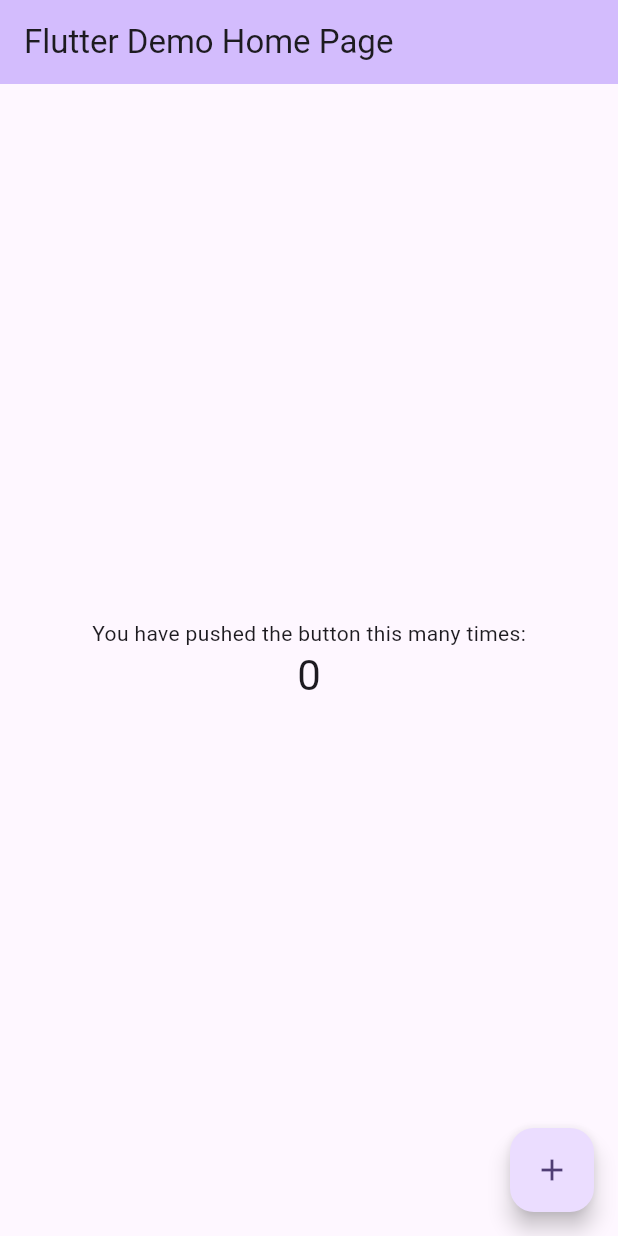
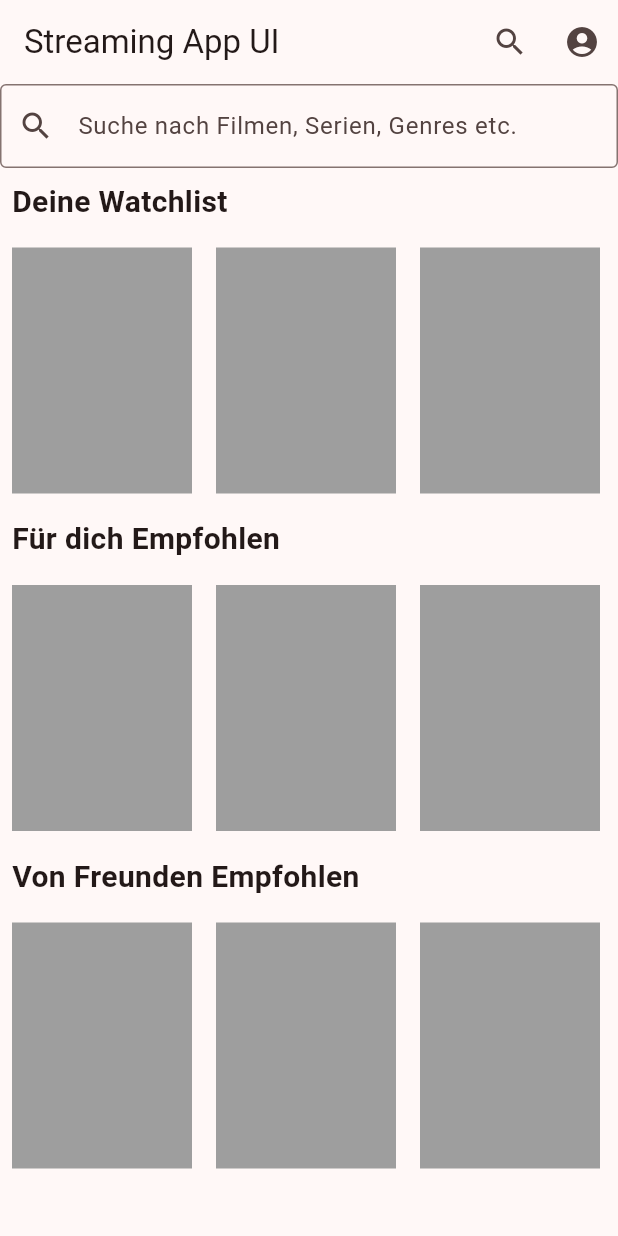
Before and after one commit to Chessosaurus/flashr_ui, a Flutter app: the screen it shows after launch, on a phone screen of 412 x 824 dp. Run offline on Flutter 3.47's test engine with Material 3 defaults, Android fonts, the phone set to English and light mode, and no system bars.

Commit message:
feat: Homepage

```diff
--- a/lib/main.dart
+++ b/lib/main.dart
@@ -28,98 +28,103 @@ class MyApp extends StatelessWidget {
         //
         // This works for code too, not just values: Most code changes can be
         // tested with just a hot reload.
-        colorScheme: ColorScheme.fromSeed(seedColor: Colors.deepPurple),
+        colorScheme: ColorScheme.fromSeed(seedColor: Colors.red),
+        visualDensity: VisualDensity.adaptivePlatformDensity,
         useMaterial3: true,
       ),
-      home: const MyHomePage(title: 'Flutter Demo Home Page'),
+      home: const MyHomePage(),
     );
   }
 }
 
-class MyHomePage extends StatefulWidget {
-  const MyHomePage({super.key, required this.title});
-
-  // This widget is the home page of your application. It is stateful, meaning
-  // that it has a State object (defined below) that contains fields that affect
-  // how it looks.
-
-  // This class is the configuration for the state. It holds the values (in this
-  // case the title) provided by the parent (in this case the App widget) and
-  // used by the build method of the State. Fields in a Widget subclass are
-  // always marked "final".
-
-  final String title;
-
-  @override
-  State<MyHomePage> createState() => _MyHomePageState();
-}
-
-class _MyHomePageState extends State<MyHomePage> {
-  int _counter = 0;
-
-  void _incrementCounter() {
-    setState(() {
-      // This call to setState tells the Flutter framework that something has
-      // changed in this State, which causes it to rerun the build method below
-      // so that the display can reflect the updated values. If we changed
-      // _counter without calling setState(), then the build method would not be
-      // called again, and so nothing would appear to happen.
-      _counter++;
-    });
-  }
+class MyHomePage extends StatelessWidget {
+  const MyHomePage({super.key});
 
   @override
   Widget build(BuildContext context) {
-    // This method is rerun every time setState is called, for instance as done
-    // by the _incrementCounter method above.
-    //
-    // The Flutter framework has been optimized to make rerunning build methods
-    // fast, so that you can just rebuild anything that needs updating rather
-    // than having to individually change instances of widgets.
     return Scaffold(
       appBar: AppBar(
-        // TRY THIS: Try changing the color here to a specific color (to
-        // Colors.amber, perhaps?) and trigger a hot reload to see the AppBar
-        // change color while the other colors stay the same.
-        backgroundColor: Theme.of(context).colorScheme.inversePrimary,
-        // Here we take the value from the MyHomePage object that was created by
-        // the App.build method, and use it to set our appbar title.
-        title: Text(widget.title),
+        title: const Text('Streaming App UI'),
+        actions: [
+          IconButton(
+            icon: const Icon(Icons.search),
+            onPressed: () {
+              // Suchfunktion
+            },
+          ),
+          IconButton(
+            icon: const Icon(Icons.account_circle),
+            onPressed: () {
+              // Nutzerprofil
+            },
+          )
+        ],
       ),
-      body: Center(
-        // Center is a layout widget. It takes a single child and positions it
-        // in the middle of the parent.
+      body: SingleChildScrollView(
         child: Column(
-          // Column is also a layout widget. It takes a list of children and
-          // arranges them vertically. By default, it sizes itself to fit its
-          // children horizontally, and tries to be as tall as its parent.
-          //
-          // Column has various properties to control how it sizes itself and
-          // how it positions its children. Here we use mainAxisAlignment to
-          // center the children vertically; the main axis here is the vertical
-          // axis because Columns are vertical (the cross axis would be
-          // horizontal).
-          //
-          // TRY THIS: Invoke "debug painting" (choose the "Toggle Debug Paint"
-          // action in the IDE, or press "p" in the console), to see the
-          // wireframe for each widget.
-          mainAxisAlignment: MainAxisAlignment.center,
           children: <Widget>[
-            const Text(
-              'You have pushed the button this many times:',
+            // Suchleiste
+            const TextField(
+              decoration: InputDecoration(
+                labelText: 'Suche nach Filmen, Serien, Genres etc.',
+                prefixIcon: Icon(Icons.search),
+                border: OutlineInputBorder(),
+              ),
             ),
-            Text(
-              '$_counter',
-              style: Theme.of(context).textTheme.headlineMedium,
-            ),
+            // Kategorien-Tabs
+            /*const TabBar(
+              tabs: [
+                Tab(text: 'Alle'),
+                Tab(text: 'Filme'),
+                Tab(text: 'Serien'),
+              ],
+            ),*/
+            // Film Listenansichten
+            CategorySection(title: 'Deine Watchlist'),
+            CategorySection(title: 'Für dich Empfohlen'),
+            CategorySection(title: 'Von Freunden Empfohlen'),
+            // Weitere Listen ...
           ],
         ),
       ),
-      floatingActionButton: FloatingActionButton(
-        onPressed: _incrementCounter,
-        tooltip: 'Increment',
-        child: const Icon(Icons.add),
-      ), // This trailing comma makes auto-formatting nicer for build methods.
     );
   }
 }
+
+class CategorySection extends StatelessWidget {
+  final String title;
+
+  CategorySection({required this.title});
+
+  @override
+  Widget build(BuildContext context) {
+    return Column(
+      crossAxisAlignment: CrossAxisAlignment.start,
+      children: <Widget>[
+        Padding(
+          padding: const EdgeInsets.all(8.0),
+          child: Text(
+            title,
+            style: const TextStyle(fontSize: 20, fontWeight: FontWeight.bold),
+          ),
+        ),
+        Container(
+          height: 180,
+          child: ListView.builder(
+            scrollDirection: Axis.horizontal,
+            itemCount: 10, // Hier die Anzahl der Elemente eintragen
+            itemBuilder: (context, index) {
+              return Padding(
+                padding: const EdgeInsets.all(8.0),
+                child: Container(
+                  width: 120,
+                  color: Colors.grey, // Hier würde das Bild des Films oder der Serie stehen
+                ),
+              );
+            },
+          ),
+        ),
+      ],
+    );
+  }
+}
```
